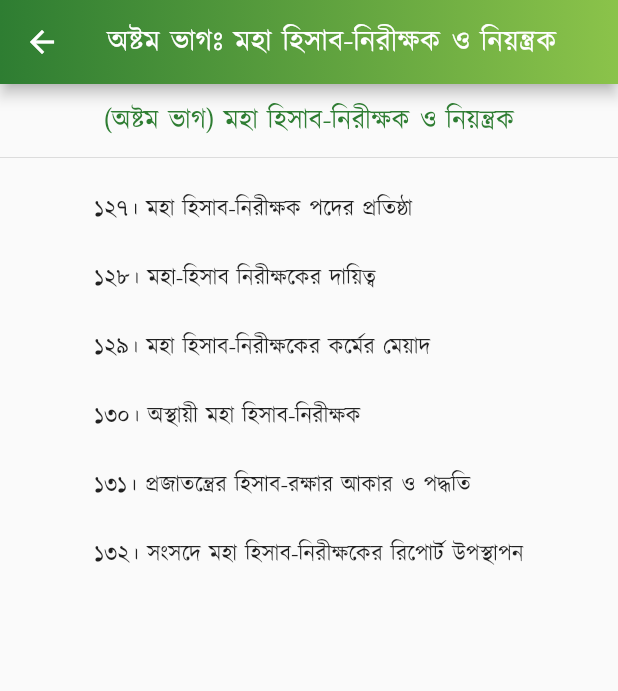
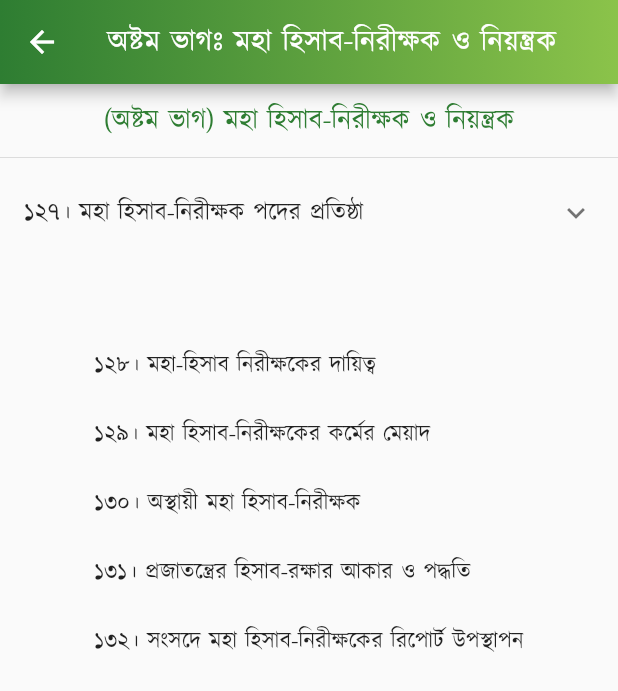
Before and after one commit to Azimul-Haque/flutter-onesignal, a Flutter app: the PartEight screen opened directly, on a phone screen of 412 x 824 dp. Shown: the top 691 px of the screen. Run offline on Flutter 3.47's test engine with Material 2 defaults, Android fonts, the phone set to English and light mode, and no system bars; our stand-ins replace fluttertoast, package_info_plus, percent_indicator, shared_preferences, sqflite; missing offline and left inert: blinking_text, flutter_share, onesignal_flutter, slide_popup_dialog; accounts and stored records are empty; network calls fail.

Commit message:
Commit Fri 04/29/2022 23:47:26.20 26653

```diff
--- a/lib/pages/constitution/part8.dart
+++ b/lib/pages/constitution/part8.dart
@@ -33,11 +33,21 @@ class PartEight extends StatelessWidget {
             height: 3,
           ),
           Divider(),
+          ExpansionTile(
+            title: Text('১২৭। মহা হিসাব-নিরীক্ষক পদের প্রতিষ্ঠা'),
+            children: <Widget>[
+              ListTile(
+                  title: SelectableText(
+                '১২৫। এই সংবিধানে যাহা বলা হইয়াছে, তাহা সত্ত্বেও \n(ক) এই সংবিধানের ১২৪ অনুচ্ছেদের অধীন প্রণীত বা প্রণীত বলিয়া বিবেচিত নির্বাচনী এলাকার সীমা নির্ধারণ, কিংবা অনুরূপ নির্বাচনী এলাকার জন্য আসন-বন্টন সম্পর্কিত যে কোন আইনের বৈধতা সম্পর্কে আদালতে প্রশ্ন উত্থাপন করা যাইবে না; \n(খ) সংসদ কর্তৃক প্রণীত কোন আইনের দ্বারা বা অধীন বিধান-অনুযায়ী কর্তৃপক্ষের নিকট এবং অনুরূপভাবে নির্ধারিত প্রণালীতে নির্বাচনী দরখাস্ত ব্যতীত রাষ্ট্রপতি পদে নির্বাচন বা সংসদের কোন নির্বাচন সম্পর্কে কোন প্রশ্ন উত্থাপন করা যাইবে না। \n(গ) কোন আদালত, নির্বাচনের তফসিল ঘোষণা করা হইয়াছে এইরুপ কোন নির্বাচনের বিষয়ে, নির্বাচন কমিশনকে যুক্তিসংগত নোটিশ ও শুনানির সুযোগ প্রদান না করিয়া, অন্তর্বর্তী বা অন্য কোনরুপে কোন আদেশ বা নির্দেশ প্রদান করিবেন না।',
+                textAlign: TextAlign.justify,
+              )),
+            ],
+          ),
           Padding(
             padding: EdgeInsets.all(15),
             child: Column(children: <Widget>[
               Text(
-                "১২৭। মহা হিসাব-নিরীক্ষক পদের প্রতিষ্ঠা \n\n১২৮। মহা-হিসাব নিরীক্ষকের দায়িত্ব \n\n১২৯। মহা হিসাব-নিরীক্ষকের কর্মের মেয়াদ \n\n১৩০। অস্থায়ী মহা হিসাব-নিরীক্ষক \n\n১৩১। প্রজাতন্ত্রের হিসাব-রক্ষার আকার ও পদ্ধতি \n\n১৩২। সংসদে মহা হিসাব-নিরীক্ষকের রিপোর্ট উপস্থাপন",
+                " \n\n১২৮। মহা-হিসাব নিরীক্ষকের দায়িত্ব \n\n১২৯। মহা হিসাব-নিরীক্ষকের কর্মের মেয়াদ \n\n১৩০। অস্থায়ী মহা হিসাব-নিরীক্ষক \n\n১৩১। প্রজাতন্ত্রের হিসাব-রক্ষার আকার ও পদ্ধতি \n\n১৩২। সংসদে মহা হিসাব-নিরীক্ষকের রিপোর্ট উপস্থাপন",
                 style:
                     TextStyle(color: Colors.black87, fontSize: 15, height: 1.5),
                 textAlign: TextAlign.justify,
```
